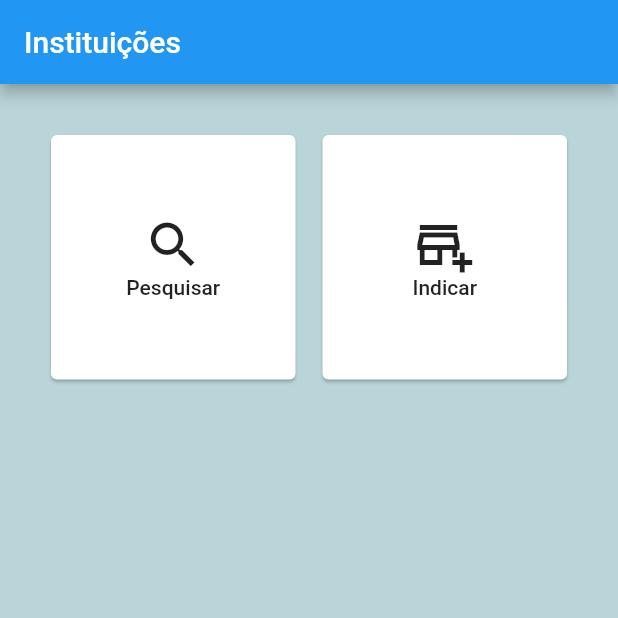
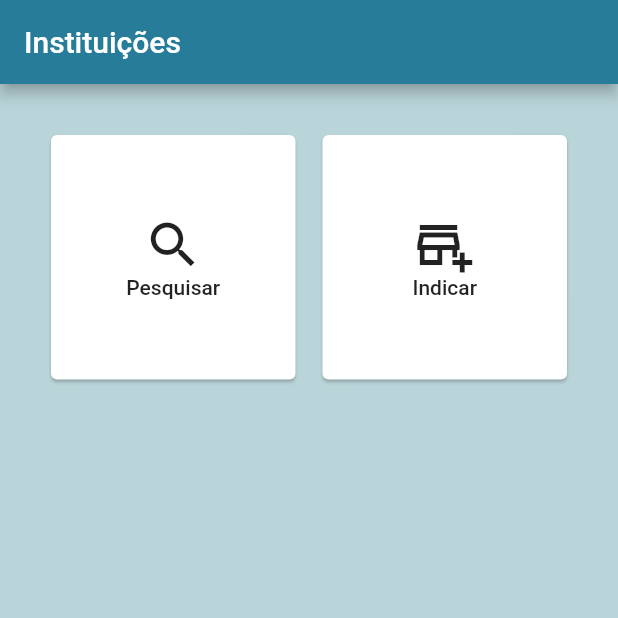
Before and after one commit to fabianoalves/IGTI_PA_DoacoesRemediosAPP, a Flutter app: the screen it shows after launch, after a tap on "Entrar", on a phone screen of 412 x 824 dp, the top half of it. Run offline on Flutter 3.47's test engine with Material 2 defaults, Android fonts, the phone set to English and light mode, and no system bars; network calls fail.

Commit message:
Ajuste de layout

```diff
--- a/lib/main.dart
+++ b/lib/main.dart
@@ -2,10 +2,12 @@ import 'package:doacoes_remedios/pages/instituicao.page.dart';
 import 'package:doacoes_remedios/pages/instituicao_indicacao.page.dart';
 import 'package:doacoes_remedios/pages/instituicao_pesquisa.page.dart';
 import 'package:doacoes_remedios/pages/instituicao_pesquisa_resultado.page.dart';
+import 'package:doacoes_remedios/pages/splash.page.dart';
 import 'package:doacoes_remedios/pages/usuario_recuperar_senha.page.dart';
 import 'package:doacoes_remedios/routes/app_routes.dart';
 import 'package:doacoes_remedios/pages/usuario_cadastro.page.dart';
 import 'package:doacoes_remedios/pages/login.page.dart';
+import 'package:doacoes_remedios/style.colors.dart';
 import 'package:flutter/material.dart';
 
 void main() => runApp(MyApp());
@@ -15,18 +17,21 @@ class MyApp extends StatelessWidget {
   Widget build(BuildContext context) {
     return MaterialApp(
       title: 'Doações de Remedios',
+      debugShowCheckedModeBanner: false,
       theme: ThemeData(
         primarySwatch: Colors.blue,
+        //hintColor: ThemeColors.PrimaryColor
+
       ),
+      //home: SplashPage(),
       routes: {
-
         AppRoutes.HOME: (_) => LoginPage(),//LoginPage(),
         AppRoutes.USER_FORM: (_) => UsuarioCadastroPage(),
         AppRoutes.INSTITUICAO: (_) => InstituicaoPage(),
         AppRoutes.INSTITUICAO_PESQUISA: (_) => InstituicaoPesquisaPage(),
         AppRoutes.INSTITUICAO_PESQUISA_RESULT: (_) => InstituicaoPesquisaResultPage(),
         AppRoutes.INSTITUICAO_INDICACAO: (_) => InstituicaoIndicacaoPage(),
-         AppRoutes.USER_RECUPERAR_SENHA: (_) => UsuarioRecuperarSenhaPage(),
+        AppRoutes.USER_RECUPERAR_SENHA: (_) => UsuarioRecuperarSenhaPage(),
       },
     );
   }
--- a/lib/pages/instituicao.page.dart
+++ b/lib/pages/instituicao.page.dart
@@ -1,5 +1,7 @@
 import 'package:doacoes_remedios/routes/app_routes.dart';
 import 'package:flutter/material.dart';
+
+import '../style.colors.dart';
 
 
 class Opcao {
@@ -57,6 +59,7 @@ class _InstituicaoPageState extends State<InstituicaoPage> {
         appBar: AppBar(
           title: Text('Instituições'),
           automaticallyImplyLeading: false,
+          backgroundColor: ThemeColors.AppBarColor,
         ),
         /*floatingActionButton: new FloatingActionButton(
           child: new Icon(Icons.fullscreen_exit),
--- a/lib/pages/instituicao_pesquisa_resultado.page.dart
+++ b/lib/pages/instituicao_pesquisa_resultado.page.dart
@@ -1,5 +1,7 @@
 import 'package:doacoes_remedios/models/instituicao.model.dart';
 import 'package:flutter/material.dart';
+
+import '../style.colors.dart';
 
 const List<Instituicao> opcoes = const <Instituicao>[
   const Instituicao(titulo: 'SUS são paulo',
@@ -32,6 +34,7 @@ class _InstituicaoPesquisaResultPageState extends State<InstituicaoPesquisaResul
         backgroundColor: Color.fromRGBO(186, 213, 217, 1),
         appBar: AppBar(
           title: Text('Resultado da Pesquisa'),
+          backgroundColor: ThemeColors.AppBarColor,
           automaticallyImplyLeading: true,
           leading: IconButton(icon:Icon(Icons.arrow_back,color: Colors.white,),
             onPressed:() => Navigator.pop(context, false),
--- a/lib/pages/login.page.dart
+++ b/lib/pages/login.page.dart
@@ -1,6 +1,8 @@
 import 'package:doacoes_remedios/routes/app_routes.dart';
 import 'package:flutter/gestures.dart';
 import 'package:flutter/material.dart';
+
+import '../style.colors.dart';
 
 class LoginPage extends StatefulWidget {
   @override
@@ -8,54 +10,60 @@ class LoginPage extends StatefulWidget {
 }
 
 class _LoginPageState extends State<LoginPage> {
+
+
   @override
   Widget build(BuildContext context) {
     //Navigator.of(context).pushNamed(AppRoutes.INSTITUICAO_PESQUISA);
     return Scaffold(
-        backgroundColor: Colors.lightBlue,
+        backgroundColor: ThemeColors.LoginBackGround,
         body: Padding(
-          padding: EdgeInsets.all(10),
+          padding: EdgeInsets.all(20),
           child: Center(
             child: Column(
               crossAxisAlignment: CrossAxisAlignment.stretch,
               mainAxisAlignment: MainAxisAlignment.center,
 
               children: <Widget>[
+                Container(
+                  child: Image.asset('assets/images/logo.jpeg', height: 200,)
+                ),
                 TextFormField(
                   autofocus: true,
                   keyboardType: TextInputType.emailAddress,
-                  style: new TextStyle(color: Colors.white, fontSize: 20),
+                  style: new TextStyle(color: ThemeColors.BlackColor, fontSize: 20),
                   decoration: InputDecoration(
-                      labelText: "E-mail",
-                      labelStyle: TextStyle(color: Colors.white)),
+                    labelText: "E-mail",
+                    labelStyle: TextStyle(color: ThemeColors.LabelInputForm),
+
+                  ),
                 ),
-                Divider(),
+
                 TextFormField(
-                  autofocus: true,
                   obscureText: true,
                   keyboardType: TextInputType.text,
-                  style: new TextStyle(color: Colors.white, fontSize: 20),
+                  style: new TextStyle(color: ThemeColors.BlackColor, fontSize: 20),
                   decoration: InputDecoration(
                       labelText: "Senha",
-                      labelStyle: TextStyle(color: Colors.white)),
+                      labelStyle: TextStyle(color: ThemeColors.LabelInputForm)),
                 ),
-                Divider(),
-                Center(
-                  child: RichText(
+
+                //Center(
+                  RichText(
                     text: TextSpan(
                       children: [
-                        TextSpan(
-                          text: 'Criar nova conta',
-                          style: TextStyle(height: 2,color: Colors.white, fontWeight: FontWeight.bold),
-                          recognizer: TapGestureRecognizer()
-                            ..onTap = () {
-                              Navigator.of(context).pushNamed(AppRoutes.USER_FORM);
-                          },
-                        ),
-                        TextSpan(text: '   |   ',),
+                        // TextSpan(
+                        //   text: 'Criar nova conta',
+                        //   style: TextStyle(height: 2,color: ThemeColors.PrimaryColor, fontWeight: FontWeight.bold),
+                        //   recognizer: TapGestureRecognizer()
+                        //     ..onTap = () {
+                        //       Navigator.of(context).pushNamed(AppRoutes.USER_FORM);
+                        //   },
+                        // ),
+                        //TextSpan(text: '   |   ',),
                         TextSpan(
                           text: 'Esqueci a senha',
-                          style: TextStyle(height: 2,color: Colors.white, fontWeight: FontWeight.bold),
+                          style: TextStyle(height: 2,color: ThemeColors.PrimaryColor, fontWeight: FontWeight.bold),
                           recognizer: TapGestureRecognizer()
                             ..onTap = () {
                               Navigator.of(context).pushNamed(AppRoutes.USER_RECUPERAR_SENHA);
@@ -66,14 +74,11 @@ class _LoginPageState extends State<LoginPage> {
                       ],
                     ),
                   ),
-                ),
+                //),
+
+                Divider(),
 
 
-
-
-
-
-                Divider(),
                 ButtonTheme(
                   height: 60.0,
                   child: RaisedButton(
@@ -82,10 +87,29 @@ class _LoginPageState extends State<LoginPage> {
                     },
                     child: Text(
                       "Entrar",
-                      style: TextStyle(color: Colors.lightBlue),
+                      style: TextStyle(color: ThemeColors.WhiteColor),
                     ),
-                    color: Colors.white,
+                    color: ThemeColors.PrimaryColor,
                   ),
+                ),
+                Divider(),
+
+                TextButton(
+                  child: Text(
+                    "Nova Conta".toUpperCase(),
+                    style: TextStyle(fontSize: 14)
+                  ),
+                  style: ButtonStyle(
+                    padding: MaterialStateProperty.all<EdgeInsets>(EdgeInsets.all(15)),
+                    foregroundColor: MaterialStateProperty.all<Color>(ThemeColors.PrimaryColor),
+                    shape: MaterialStateProperty.all<RoundedRectangleBorder>(
+                      RoundedRectangleBorder(
+                        //borderRadius: BorderRadius.circular(18.0),
+                        side: BorderSide(color: ThemeColors.PrimaryColor)
+                      )
+                    )
+                  ),
+                  onPressed: () => Navigator.of(context).pushNamed(AppRoutes.USER_FORM),
                 ),
 
               ],
--- /dev/null
+++ b/lib/style.colors.dart
@@ -0,0 +1,21 @@
+import 'dart:ui';
+import 'package:flutter/material.dart';
+
+class ThemeColors {
+  // static const Color TextColor1 = Color.fromRGBO(0, 0, 0, 1);
+  // static const Color TextColor2 = Colors.white;
+  // static const Color TextColor3 = Color.fromRGBO(39, 124, 154, 1);
+  // static const Color ButtonColor1 = Color.fromRGBO(39, 124, 154, 1);
+  // static const Color ButtonColor2 = Color.fromRGBO(117, 183, 235, 1);
+  static const Color LoginBackGround = Color.fromRGBO(247, 247, 247, 1);
+
+  static const Color BlackColor = Colors.black87;//Color.fromRGBO(0, 0, 0, 1);
+  static const Color WhiteColor = Colors.white;
+
+  static const Color PrimaryColor = Color.fromRGBO(39, 124, 154, 1);
+  static const Color AppBarColor = Color.fromRGBO(39, 124, 154, 1);
+  static const Color LabelInputForm = Color.fromRGBO(39, 124, 154, 1);
+
+  //static const Color PrimaryColor = Color.fromRGBO(117, 183, 235, 1);
+  //static const Color PrimaryColor = Color.fromRGBO(117, 183, 235, 1);
+}
--- a/pubspec.yaml
+++ b/pubspec.yaml
@@ -47,8 +47,8 @@ flutter:
   uses-material-design: true
 
   # To add assets to your application, add an assets section, like this:
-  # assets:
-  #   - images/a_dot_burr.jpeg
+  assets:
+     - assets/images/logo.jpeg
   #   - images/a_dot_ham.jpeg
 
   # An image asset can refer to one or more resolution-specific "variants", see
```
Also changed, not shown: lib/pages/cadastro_usuario.page.dart (+10 -7 lines), lib/pages/instituicao_indicacao.page.dart (+13 -9 lines), lib/pages/instituicao_pesquisa.page.dart (+9 -6 lines), lib/pages/splash.page.dart (added, +39 -0 lines), lib/pages/usuario_cadastro.page.dart (+11 -7 lines), lib/pages/usuario_recuperar_senha.page.dart (+6 -3 lines), assets/images/logo.jpeg (added).
